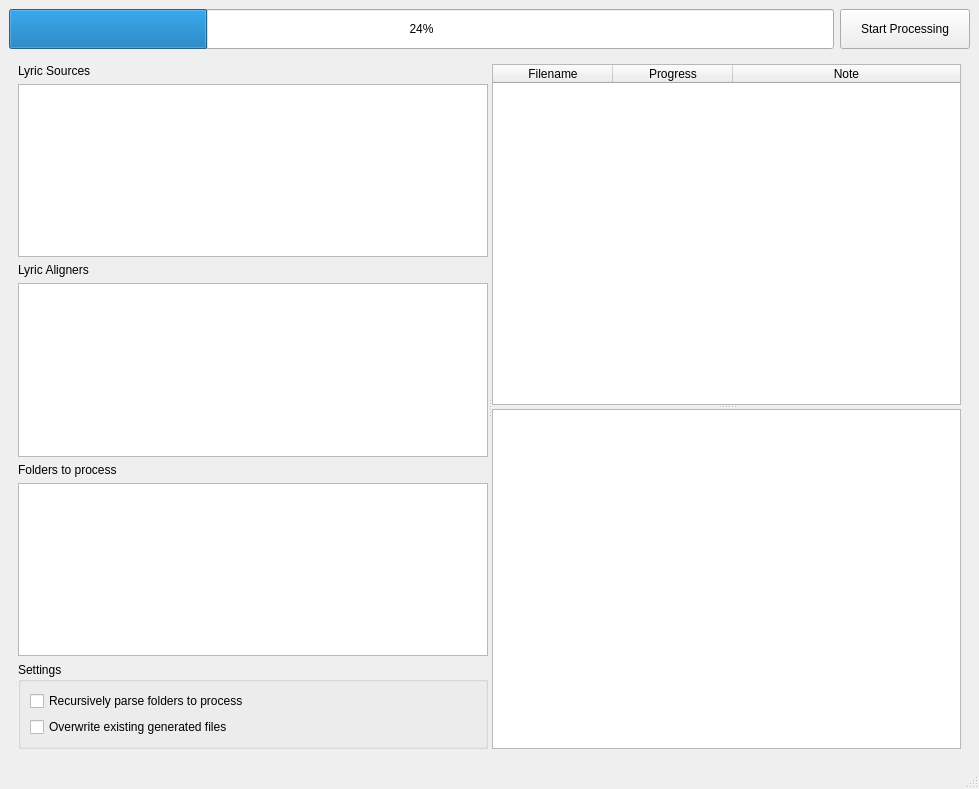
The window that resources/lyric_manager_v3.ui (Gazoo101/lyric-manager) describes before a commit, drawn with Qt 5.
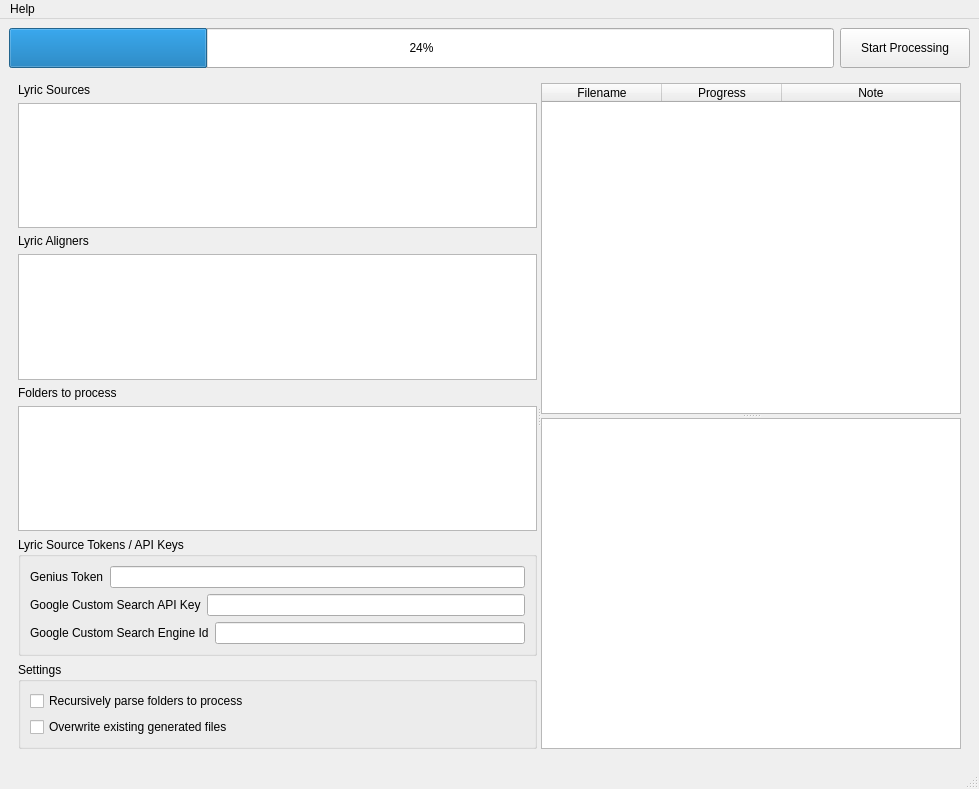
The same window after the commit.

```diff
--- a/resources/lyric_manager_v3.ui
+++ b/resources/lyric_manager_v3.ui
@@ -88,6 +88,57 @@
            <item>
             <widget class="QListWidget" name="listWidget_localDataSources"/>
            </item>
+           <item>
+            <widget class="QGroupBox" name="groupBox_2">
+             <property name="title">
+              <string>Lyric Source Tokens / API Keys</string>
+             </property>
+             <layout class="QVBoxLayout" name="verticalLayout_3">
+              <item>
+               <layout class="QHBoxLayout" name="horizontalLayout_4">
+                <item>
+                 <widget class="QLabel" name="label_6">
+                  <property name="text">
+                   <string>Genius Token</string>
+                  </property>
+                 </widget>
+                </item>
+                <item>
+                 <widget class="QLineEdit" name="lineEdit_genius_token"/>
+                </item>
+               </layout>
+              </item>
+              <item>
+               <layout class="QHBoxLayout" name="horizontalLayout_3">
+                <item>
+                 <widget class="QLabel" name="label_5">
+                  <property name="text">
+                   <string>Google Custom Search API Key</string>
+                  </property>
+                 </widget>
+                </item>
+                <item>
+                 <widget class="QLineEdit" name="lineEdit_google_custom_search_api_key"/>
+                </item>
+               </layout>
+              </item>
+              <item>
+               <layout class="QHBoxLayout" name="horizontalLayout_2">
+                <item>
+                 <widget class="QLabel" name="label_4">
+                  <property name="text">
+                   <string>Google Custom Search Engine Id</string>
+                  </property>
+                 </widget>
+                </item>
+                <item>
+                 <widget class="QLineEdit" name="lineEdit_google_custom_search_engine_id"/>
+                </item>
+               </layout>
+              </item>
+             </layout>
+            </widget>
+           </item>
            <item>
             <widget class="QGroupBox" name="groupBox">
              <property name="title">
@@ -174,6 +225,13 @@
      <height>22</height>
     </rect>
    </property>
+   <widget class="QMenu" name="menuHelp">
+    <property name="title">
+     <string>Help</string>
+    </property>
+    <addaction name="actionAbout_LyricManager"/>
+   </widget>
+   <addaction name="menuHelp"/>
   </widget>
   <widget class="QStatusBar" name="statusbar"/>
  </widget>
```
Left out of the diff: 5 changed lines with no effect on the pictures.
